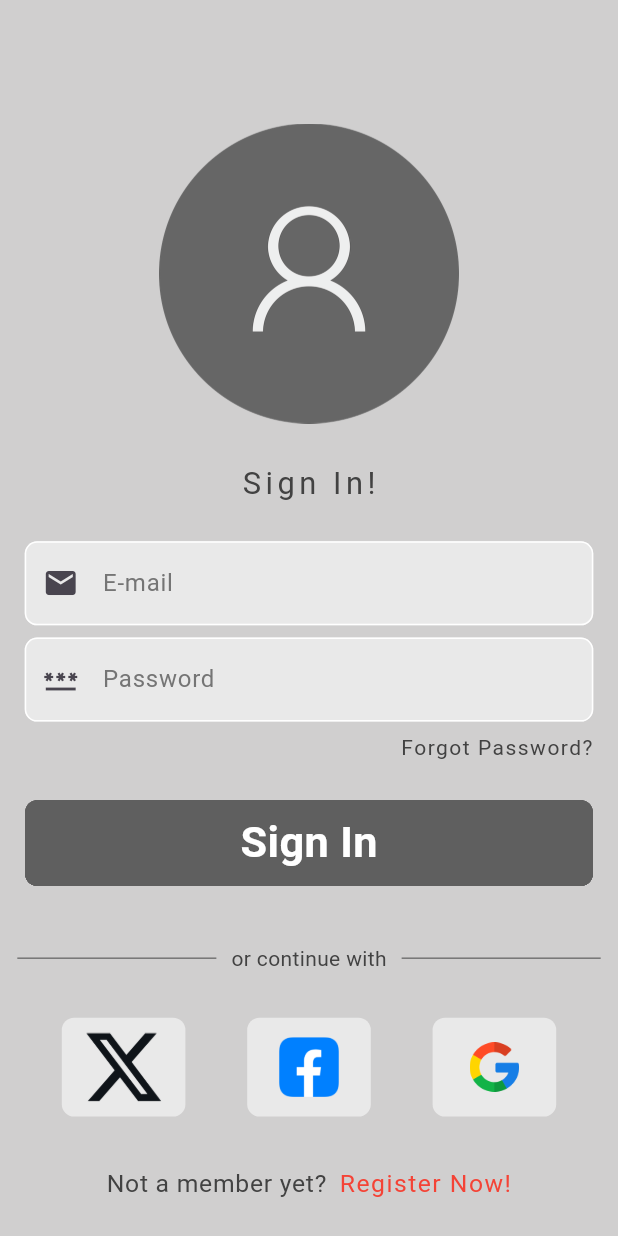
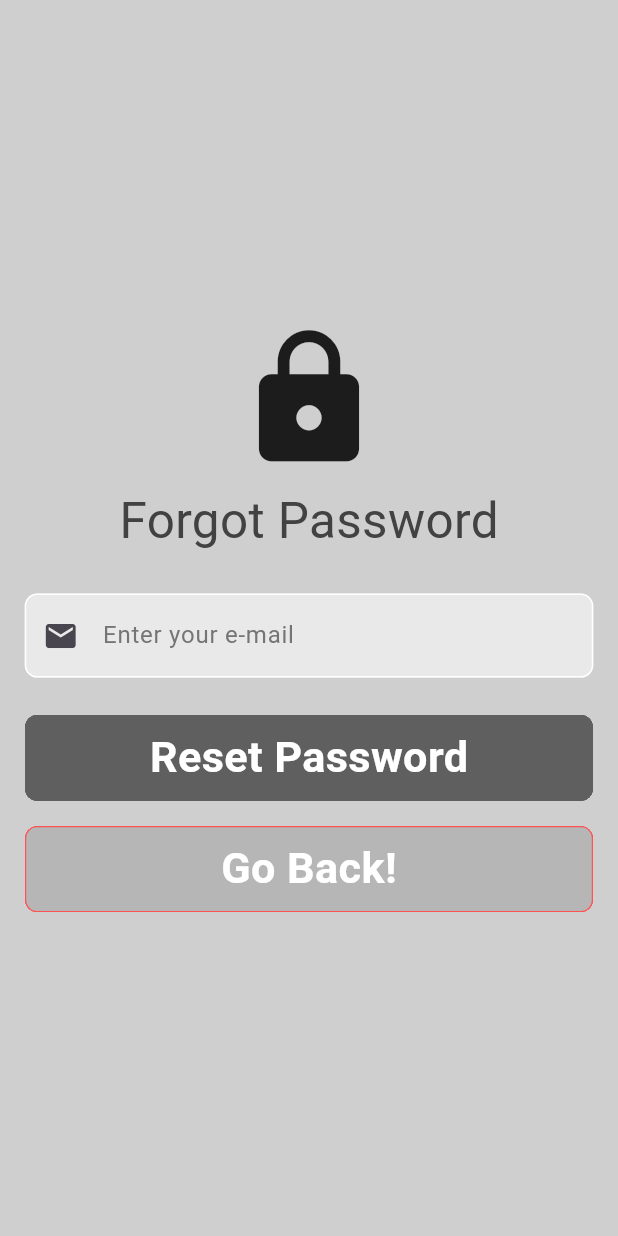
Before and after one commit to upahar-khatiwada/Flutter-Firebase-Authentication, a Flutter app: the screen it shows after launch, after a tap on "Forgot Password?", on a phone screen of 412 x 824 dp. Run offline on Flutter 3.47's test engine with Material 3 defaults, Android fonts, the phone set to English and light mode, and no system bars; our stand-ins replace firebase_auth, firebase_core, flutter_dotenv, google_sign_in; missing offline and left inert: flutter_facebook_auth, twitter_login; accounts and stored records are empty.

Commit message:
Auth: Reset Password feature added

```diff
--- /dev/null
+++ b/lib/Screens/login_screens/forgot_password_page.dart
@@ -0,0 +1,314 @@
+import 'package:firebase_auth/firebase_auth.dart';
+import 'package:flutter/material.dart';
+import 'package:flutter_auth/Screens/login_screens/login_screens_constants/const_var.dart';
+import 'package:flutter_auth/Screens/login_screens/sign_up_helper_methods/display_error_message.dart';
+
+class ForgotPasswordPage extends StatefulWidget {
+  const ForgotPasswordPage({super.key});
+
+  @override
+  State<ForgotPasswordPage> createState() => _SignUpScreenState();
+}
+
+class _SignUpScreenState extends State<ForgotPasswordPage> {
+  late final TextEditingController forgotEmailController;
+
+  @override
+  void initState() {
+    // TODO: implement initState
+    super.initState();
+    forgotEmailController = TextEditingController();
+  }
+
+  @override
+  void dispose() {
+    // TODO: implement dispose
+    forgotEmailController.dispose();
+    super.dispose();
+  }
+
+  // function to reset the password
+  void resetPassword() async {
+    if (forgotEmailController.text.trim().isEmpty) {
+      displayErrorMessage("Text Field can't be empty", 'Error', context);
+      return;
+    }
+
+    try {
+      await FirebaseAuth.instance.sendPasswordResetEmail(
+        email: forgotEmailController.text.trim(),
+      );
+
+      if (mounted) {
+        displayErrorMessage(
+          'Reset password Link Sent!',
+          'Check Inbox!',
+          context,
+        );
+        Navigator.pop(context); // to send the user back to login screen
+      }
+    } on FirebaseAuthException catch (e) {
+      if (mounted) {
+        displayErrorMessage('Error: ${e.code}', 'Error', context);
+      }
+    }
+  }
+
+  @override
+  Widget build(BuildContext context) {
+    // calculating screen's width and height dynamically
+    final double screenWidth = MediaQuery.of(context).size.width;
+    final double screenHeight = MediaQuery.of(context).size.height;
+
+    return Scaffold(
+      body: Center(
+        child: SingleChildScrollView(
+          child: Column(
+            crossAxisAlignment: CrossAxisAlignment.center,
+            children: <Widget>[
+              const Icon(Icons.lock, size: 100),
+              SizedBox(height: screenHeight * 0.01),
+              Text(
+                'Forgot Password',
+                style: TextStyle(
+                  color: textColor,
+                  fontSize: screenHeight * 0.04,
+                ),
+              ),
+              SizedBox(height: screenHeight * 0.03),
+              Padding(
+                padding: EdgeInsets.symmetric(horizontal: screenHeight * 0.02),
+                child: TextField(
+                  decoration: InputDecoration(
+                    enabledBorder: OutlineInputBorder(
+                      borderSide: const BorderSide(color: borderColor),
+                      borderRadius: BorderRadius.circular(screenWidth * 0.02),
+                    ),
+                    focusedBorder: OutlineInputBorder(
+                      borderSide: const BorderSide(
+                        color: emailAndPasswordOutlineColor,
+                      ),
+                      borderRadius: BorderRadius.circular(screenWidth * 0.02),
+                    ),
+                    hintText: 'Enter your e-mail',
+                    hintStyle: TextStyle(color: hintTextColor),
+                    prefixIcon: const Icon(Icons.mail),
+                    filled: true,
+                    fillColor: fillColor,
+                  ),
+                  controller: forgotEmailController,
+                  cursorErrorColor: Colors.red,
+                ),
+              ),
+              SizedBox(height: screenHeight * 0.03),
+              Padding(
+                padding: EdgeInsets.symmetric(horizontal: screenHeight * 0.02),
+                child: Material(
+                  color: Colors.transparent,
+                  borderRadius: BorderRadius.circular(screenHeight * 0.01),
+                  clipBehavior: Clip.hardEdge,
+                  child: InkWell(
+                    onTap: resetPassword,
+                    child: Container(
+                      width: double.maxFinite,
+                      height: screenHeight * 0.07,
+                      decoration: BoxDecoration(
+                        color: loginButtonColor,
+                        borderRadius: BorderRadius.circular(
+                          screenHeight * 0.01,
+                        ),
+                      ),
+                      child: Center(
+                        child: Text(
+                          'Reset Password',
+                          style: TextStyle(
+                            color: forgotPasswordTextColor,
+                            fontSize: screenWidth * 0.07,
+                            fontWeight: FontWeight.bold,
+                          ),
+                        ),
+                      ),
+                    ),
+                  ),
+                ),
+              ),
+              SizedBox(height: screenHeight * 0.02),
+              Padding(
+                padding: EdgeInsets.symmetric(horizontal: screenHeight * 0.02),
+                child: Material(
+                  color: Colors.transparent,
+                  borderRadius: BorderRadius.circular(screenHeight * 0.01),
+                  clipBehavior: Clip.hardEdge,
+                  child: InkWell(
+                    splashColor: splashColor,
+                    onTap: () {
+                      Navigator.pop(context);
+                    },
+                    child: Container(
+                      width: double.maxFinite,
+                      height: screenHeight * 0.07,
+                      decoration: BoxDecoration(
+                        color: goBackButtonColor,
+                        borderRadius: BorderRadius.circular(
+                          screenHeight * 0.01,
+                        ),
+                        border: Border.all(color: goBackButtonBorderColor),
+                      ),
+                      child: Center(
+                        child: Text(
+                          'Go Back!',
+                          style: TextStyle(
+                            color: forgotPasswordTextColor,
+                            fontSize: screenWidth * 0.07,
+                            fontWeight: FontWeight.bold,
+                          ),
+                        ),
+                      ),
+                    ),
+                  ),
+                ),
+              ),
+            ],
+          ),
+        ),
+      ),
+    );
+  }
+}
+
+// Widget build(BuildContext context) {
+//   // calculating screen's width and height dynamically
+//   final double screenWidth = MediaQuery.of(context).size.width;
+//   final double screenHeight = MediaQuery.of(context).size.height;
+//
+//   return Scaffold(
+//     body: LayoutBuilder(
+//       builder: (BuildContext context, BoxConstraints constraints) {
+//         return SingleChildScrollView(
+//           child: ConstrainedBox(
+//             constraints: BoxConstraints(minHeight: constraints.maxHeight),
+//             child: Column(
+//               mainAxisAlignment: MainAxisAlignment.center,
+//               mainAxisSize: MainAxisSize.max,
+//               crossAxisAlignment: CrossAxisAlignment.center,
+//               children: <Widget>[
+//                 const Icon(Icons.lock, size: 100),
+//                 SizedBox(height: screenHeight * 0.01),
+//                 Text(
+//                   'Forgot Password',
+//                   style: TextStyle(
+//                     color: textColor,
+//                     fontSize: screenHeight * 0.04,
+//                   ),
+//                 ),
+//                 SizedBox(height: screenHeight * 0.03),
+//                 Padding(
+//                   padding: EdgeInsets.symmetric(
+//                     horizontal: screenHeight * 0.02,
+//                   ),
+//                   child: TextField(
+//                     decoration: InputDecoration(
+//                       enabledBorder: OutlineInputBorder(
+//                         borderSide: const BorderSide(color: borderColor),
+//                         borderRadius: BorderRadius.circular(
+//                           screenWidth * 0.02,
+//                         ),
+//                       ),
+//                       focusedBorder: OutlineInputBorder(
+//                         borderSide: const BorderSide(
+//                           color: emailAndPasswordOutlineColor,
+//                         ),
+//                         borderRadius: BorderRadius.circular(
+//                           screenWidth * 0.02,
+//                         ),
+//                       ),
+//                       hintText: 'Enter your e-mail',
+//                       hintStyle: TextStyle(color: hintTextColor),
+//                       prefixIcon: const Icon(Icons.mail),
+//                       filled: true,
+//                       fillColor: fillColor,
+//                     ),
+//                     controller: forgotEmailController,
+//                     cursorErrorColor: Colors.red,
+//                   ),
+//                 ),
+//                 SizedBox(height: screenHeight * 0.03),
+//                 Padding(
+//                   padding: EdgeInsets.symmetric(
+//                     horizontal: screenHeight * 0.02,
+//                   ),
+//                   child: Material(
+//                     color: Colors.transparent,
+//                     borderRadius: BorderRadius.circular(screenHeight * 0.01),
+//                     clipBehavior: Clip.hardEdge,
+//                     child: InkWell(
+//                       onTap: resetPassword,
+//                       child: Container(
+//                         width: double.maxFinite,
+//                         height: screenHeight * 0.07,
+//                         decoration: BoxDecoration(
+//                           color: loginButtonColor,
+//                           borderRadius: BorderRadius.circular(
+//                             screenHeight * 0.01,
+//                           ),
+//                         ),
+//                         child: Center(
+//                           child: Text(
+//                             'Reset Password',
+//                             style: TextStyle(
+//                               color: forgotPasswordTextColor,
+//                               fontSize: screenWidth * 0.07,
+//                               fontWeight: FontWeight.bold,
+//                             ),
+//                           ),
+//                         ),
+//                       ),
+//                     ),
+//                   ),
+//                 ),
+//                 SizedBox(height: screenHeight * 0.02),
+//                 Padding(
+//                   padding: EdgeInsets.symmetric(
+//                     horizontal: screenHeight * 0.02,
+//                   ),
+//                   child: Material(
+//                     color: Colors.transparent,
+//                     borderRadius: BorderRadius.circular(screenHeight * 0.01),
+//                     clipBehavior: Clip.hardEdge,
+//                     child: InkWell(
+//                       splashColor: splashColor,
+//                       onTap: () {
+//                         Navigator.pop(context);
+//                       },
+//                       child: Container(
+//                         width: double.maxFinite,
+//                         height: screenHeight * 0.07,
+//                         decoration: BoxDecoration(
+//                           color: goBackButtonColor,
+//                           borderRadius: BorderRadius.circular(
+//                             screenHeight * 0.01,
+//                           ),
+//                           border: Border.all(color: goBackButtonBorderColor),
+//                         ),
+//                         child: Center(
+//                           child: Text(
+//                             'Go Back!',
+//                             style: TextStyle(
+//                               color: forgotPasswordTextColor,
+//                               fontSize: screenWidth * 0.07,
+//                               fontWeight: FontWeight.bold,
+//                             ),
+//                           ),
+//                         ),
+//                       ),
+//                     ),
+//                   ),
+//                 ),
+//               ],
+//             ),
+//           ),
+//         );
+//       },
+//     ),
+//   );
+// }
--- a/lib/Screens/login_screens/login_page.dart
+++ b/lib/Screens/login_screens/login_page.dart
@@ -1,5 +1,6 @@
 import 'package:firebase_auth/firebase_auth.dart';
 import 'package:flutter/material.dart';
+import 'package:flutter_auth/Screens/login_screens/forgot_password_page.dart';
 import 'package:flutter_auth/Screens/login_screens/login_screens_constants/const_var.dart';
 import 'package:flutter_auth/Screens/login_screens/sign_up_helper_methods/sign_up_with_facebook.dart';
 import 'package:flutter_auth/Screens/login_screens/sign_up_helper_methods/sign_up_with_google.dart';
@@ -164,7 +165,15 @@ class _LoginScreenState extends State<LoginScreen> {
               child: Padding(
                 padding: EdgeInsets.symmetric(horizontal: screenHeight * 0.02),
                 child: InkWell(
-                  onTap: () {},
+                  onTap: () {
+                    Navigator.push(
+                      context,
+                      MaterialPageRoute<Widget>(
+                        builder: (BuildContext context) =>
+                            const ForgotPasswordPage(),
+                      ),
+                    );
+                  },
                   child: Text(
                     'Forgot Password?',
                     style: TextStyle(color: textColor, letterSpacing: 1.0),
--- a/lib/Screens/login_screens/login_screens_constants/const_var.dart
+++ b/lib/Screens/login_screens/login_screens_constants/const_var.dart
@@ -10,10 +10,17 @@ const Color borderColor = Colors.white; // border color of email/password field
 const Color fillColor = Colors.white54; // fill color for containers
 const Color loginButtonColor = Colors.black54; // login button's color
 const Color signInTextColor = Colors.white; // login button's text's color
-const Color signUpTextColor = Colors.white;
+const Color signUpTextColor =
+    Colors.white; // text color for sign up button's text
+const Color forgotPasswordTextColor =
+    Colors.white; // text color for reset password button's text
 final Color? dividerColor = Colors.grey[600]; // divider's color
 const Color splashColor = Colors.white54; // splash color for buttons
 const Color circularProgressIndicatorColor =
     Colors.black; // Circular Progress Indicator's color
 const Color floatingActionButtonColor = Colors
     .white70; // Floating Action Button's color at email verification screen
+const Color goBackButtonColor =
+    Colors.black12; // Color for go back button in forgot password screen
+const Color goBackButtonBorderColor =
+    Colors.redAccent; // Color for go back button's border
--- a/lib/Screens/login_screens/sign_up_page.dart
+++ b/lib/Screens/login_screens/sign_up_page.dart
@@ -282,38 +282,3 @@ class _SignUpScreenState extends State<SignUpScreen> {
     );
   }
 }
-
-class LoginWith extends StatelessWidget {
-  final double screenHeight, screenWidth, paddingValue;
-  final String assetLocation;
-  final VoidCallback onTap;
-  const LoginWith({
-    super.key,
-    required this.screenHeight,
-    required this.screenWidth,
-    required this.paddingValue,
-    required this.assetLocation,
-    required this.onTap,
-  });
-
-  @override
-  Widget build(BuildContext context) {
-    return Material(
-      color: Colors.transparent,
-      child: InkWell(
-        borderRadius: BorderRadius.circular(screenHeight * 0.01),
-        onTap: () {},
-        child: Container(
-          padding: EdgeInsets.all(screenHeight * paddingValue),
-          width: screenWidth * 0.2,
-          height: screenHeight * 0.08,
-          decoration: BoxDecoration(
-            color: fillColor,
-            borderRadius: BorderRadius.circular(screenHeight * 0.01),
-          ),
-          child: Image.asset(assetLocation, fit: BoxFit.contain),
-        ),
-      ),
-    );
-  }
-}
--- a/lib/main.dart
+++ b/lib/main.dart
@@ -2,6 +2,7 @@ import 'package:flutter/material.dart';
 import 'package:flutter_auth/Screens/login_screens/auth_page.dart';
 import 'package:flutter_auth/Screens/login_screens/email_verification_page.dart';
 import 'package:firebase_core/firebase_core.dart';
+import 'package:flutter_auth/Screens/login_screens/forgot_password_page.dart';
 import 'package:flutter_auth/Screens/login_screens/login_screens_constants/const_var.dart';
 import 'package:flutter_auth/Screens/login_screens/sign_up_page.dart';
 import 'firebase_options.dart';
```
